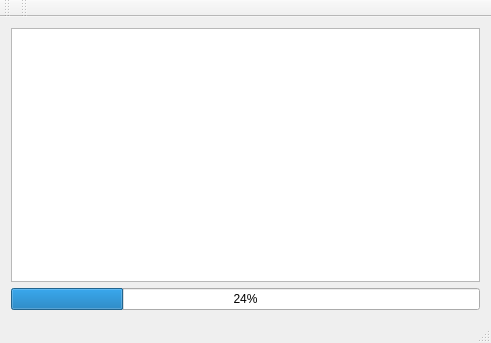
Qt form mainwindow.ui (RSBat/copy_cleaner) before a commit.
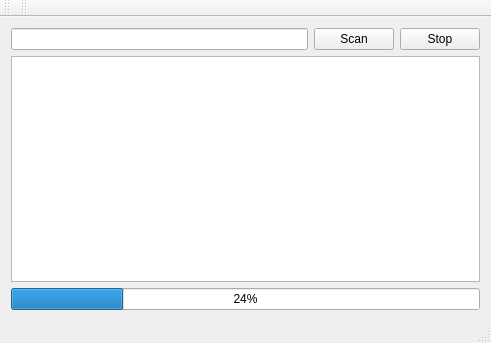
The same form after that commit.

Commit message: Add directory selection, start and stop buttons

```diff
--- a/mainwindow.ui
+++ b/mainwindow.ui
@@ -15,6 +15,30 @@
   </property>
   <widget class="QWidget" name="centralWidget">
    <layout class="QVBoxLayout" name="verticalLayout_2">
+    <item>
+     <layout class="QHBoxLayout" name="horizontalLayout">
+      <property name="topMargin">
+       <number>0</number>
+      </property>
+      <item>
+       <widget class="QLineEdit" name="lineEdit"/>
+      </item>
+      <item>
+       <widget class="QPushButton" name="btn_start">
+        <property name="text">
+         <string>Scan</string>
+        </property>
+       </widget>
+      </item>
+      <item>
+       <widget class="QPushButton" name="btn_stop">
+        <property name="text">
+         <string>Stop</string>
+        </property>
+       </widget>
+      </item>
+     </layout>
+    </item>
     <item>
      <widget class="QTreeView" name="treeView">
       <property name="sizePolicy">
```
The commit also changes 4 other files.
